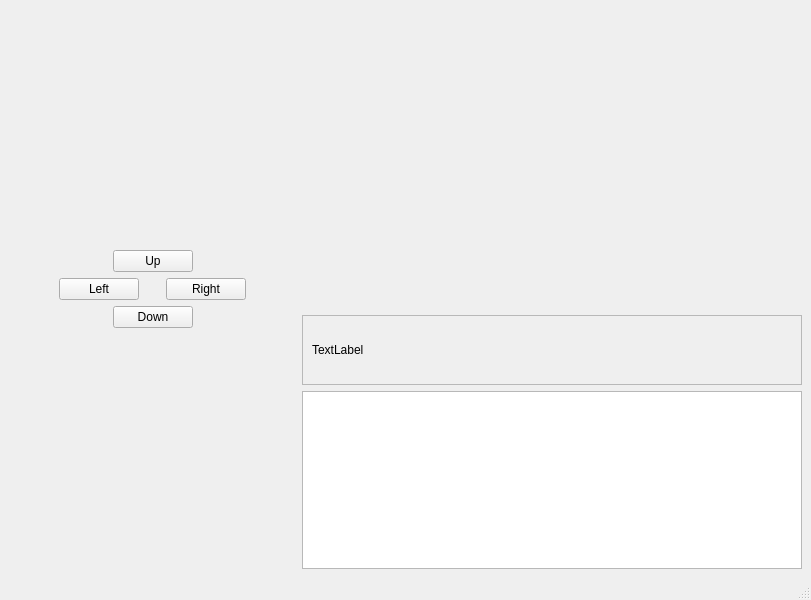
First picture: the form in 20241135_CS4076_Project/mainwindow.ui, repository TheCaister/CS4076_Project, before the edit.
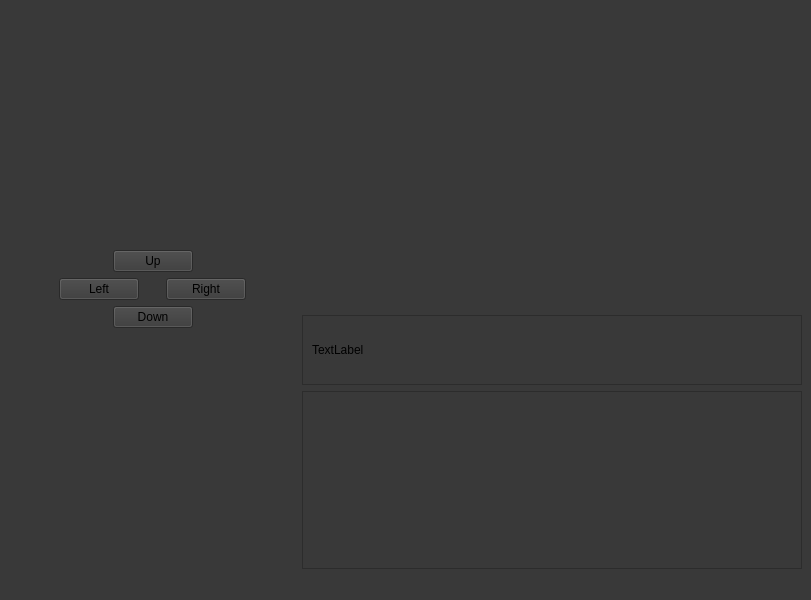
Second picture: the form after the edit. Icons and pictures are not drawn.

```diff
--- a/20241135_CS4076_Project/mainwindow.ui
+++ b/20241135_CS4076_Project/mainwindow.ui
@@ -13,6 +13,9 @@
   <property name="windowTitle">
    <string>MainWindow</string>
   </property>
+  <property name="styleSheet">
+   <string notr="true">background-color: rgb(57, 57, 57);</string>
+  </property>
   <widget class="QWidget" name="centralwidget">
    <layout class="QVBoxLayout" name="verticalLayout">
     <item>
@@ -176,7 +179,7 @@
            </size>
           </property>
           <property name="text">
-           <string>&lt;html&gt;&lt;head/&gt;&lt;body&gt;&lt;p&gt;&lt;img src=&quot;:/img/img/cave.jpg&quot;/&gt;&lt;/p&gt;&lt;/body&gt;&lt;/html&gt;</string>
+           <string>&lt;html&gt;&lt;head/&gt;&lt;body&gt;&lt;p&gt;&lt;br/&gt;&lt;/p&gt;&lt;/body&gt;&lt;/html&gt;</string>
           </property>
          </widget>
         </item>
```
